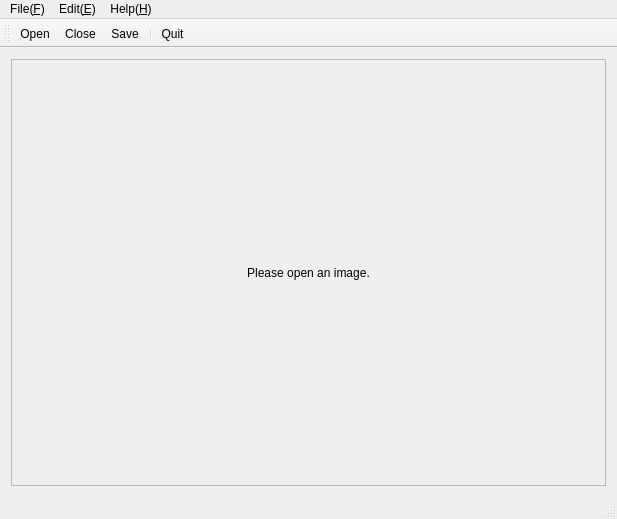
Qt form ImageViewer/mainwindow.ui (wzpan/Qt_Toys) before a commit.
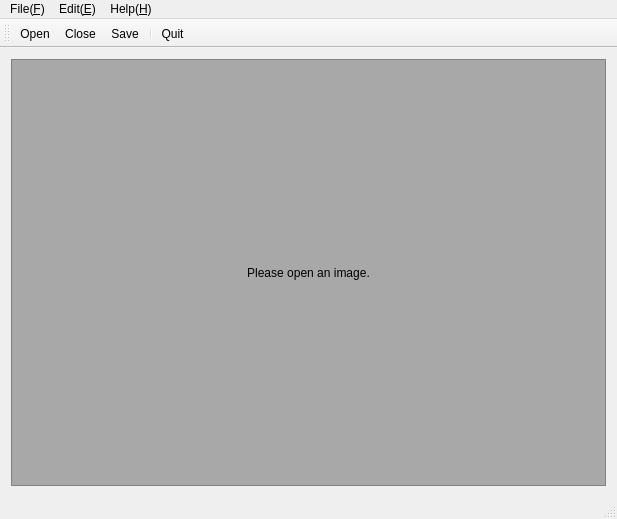
The same form after that commit. Icons and pictures are not drawn.

```diff
--- a/ImageViewer/mainwindow.ui
+++ b/ImageViewer/mainwindow.ui
@@ -21,6 +21,9 @@
    <layout class="QGridLayout" name="gridLayout">
     <item row="0" column="0">
      <widget class="QScrollArea" name="scrollArea">
+      <property name="styleSheet">
+       <string notr="true">background-color: rgb(168, 168, 168)</string>
+      </property>
       <property name="widgetResizable">
        <bool>true</bool>
       </property>
@@ -36,6 +39,9 @@
        <layout class="QGridLayout" name="gridLayout_2">
         <item row="0" column="0">
          <widget class="QLabel" name="imageLabel">
+          <property name="autoFillBackground">
+           <bool>false</bool>
+          </property>
           <property name="text">
            <string>Please open an image.</string>
           </property>
```
Left out of the diff: 20 changed lines with no effect on the pictures.
